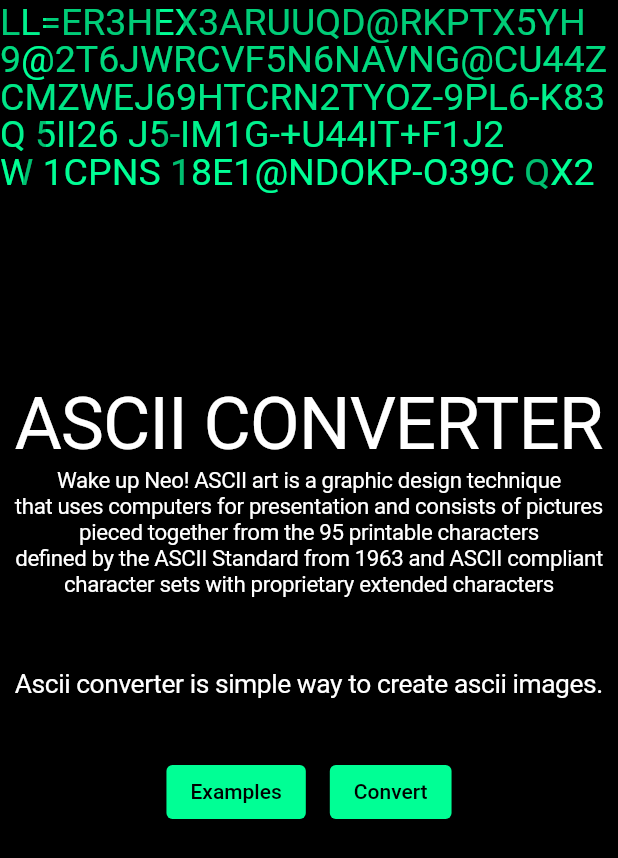
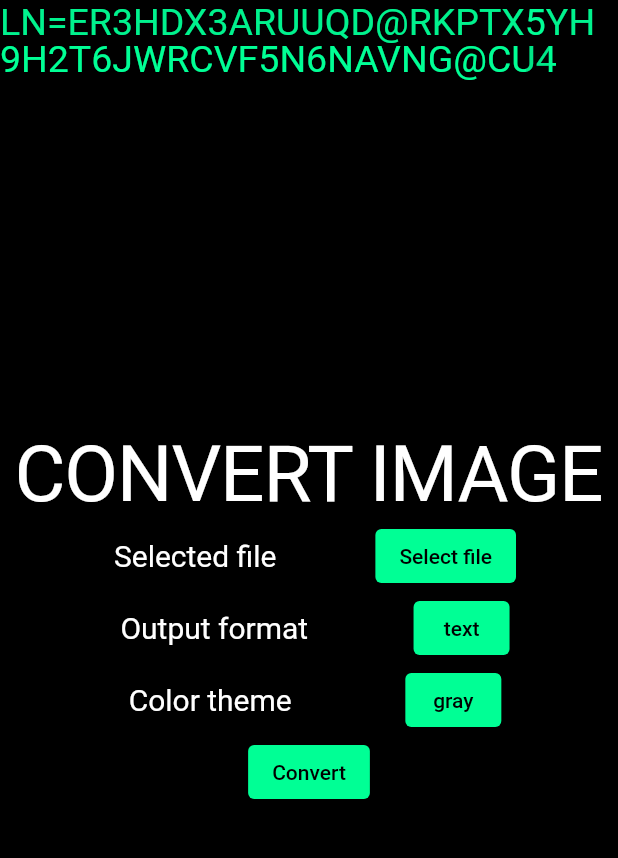
Before and after one commit to netos23/ascii-converter, a Flutter app: the screen it shows after launch, after a tap on "Convert", on a phone screen of 412 x 824 dp. Shown: the top 858 px of the screen. Run offline on Flutter 3.47's test engine with Material 2 defaults, Android fonts, the light colour scheme and no system bars; our stand-ins replace google_fonts.

Commit message:
add config page

```diff
--- a/web_page/lib/main.dart
+++ b/web_page/lib/main.dart
@@ -1,7 +1,7 @@
 import 'package:flutter/material.dart';
+import 'package:web_page/ui/pages/config_page.dart';
 import 'package:web_page/ui/pages/main_page.dart';
-import 'package:web_page/ui/pages/result_page.dart';
-import 'package:web_page/ui/widgets/matrix_background.dart';
+import 'package:web_page/ui/routes.dart';
 
 void main() {
   runApp(const MyApp());
@@ -19,6 +19,9 @@ class MyApp extends StatelessWidget {
         primarySwatch: Colors.blue,
       ),
       home: const MainPage(),
+      routes: {
+        configPageRoute : (_) => const ConfigPage()
+      },
     );
   }
 }
--- /dev/null
+++ b/web_page/lib/ui/pages/config_page.dart
@@ -0,0 +1,158 @@
+import 'package:flutter/material.dart';
+import 'package:google_fonts/google_fonts.dart';
+import 'package:web_page/ui/widgets/dash_button.dart';
+import 'package:web_page/ui/widgets/matrix_background.dart';
+import 'package:web_page/ui/theme/color_theme.dart' as color_theme;
+import 'package:web_page/ui/theme/text_theme.dart' as text_theme;
+
+class ConfigPage extends StatelessWidget {
+  const ConfigPage({Key? key}) : super(key: key);
+
+  @override
+  Widget build(BuildContext context) {
+    return Scaffold(
+      body: MatrixBackground(
+        style: MatrixRainStyle.only(
+          textColor: color_theme.primary,
+          backgroundColor: color_theme.background,
+          // todo: create theme component
+          textStyle: GoogleFonts.cutiveMono(
+            fontWeight: FontWeight.w400,
+          ),
+        ),
+        child: Center(
+          child: OrientationBuilder(
+            builder: (context, orientation) {
+              return orientation == Orientation.landscape
+                  ? Padding(
+                      padding: const EdgeInsets.all(50.0),
+                      child: _buildBody(mainAxisSize: MainAxisSize.min),
+                    )
+                  : _buildBody(mainAxisSize: MainAxisSize.max);
+            },
+          ),
+        ),
+      ),
+    );
+  }
+
+  Container _buildBody({
+    required MainAxisSize mainAxisSize,
+  }) {
+    return Container(
+      color: color_theme.darkCard,
+      child: _buildAboutArticle(
+        mainAxisSize: mainAxisSize,
+      ),
+    );
+  }
+
+  Widget _buildAboutArticle({
+    required MainAxisSize mainAxisSize,
+  }) {
+    return Padding(
+      padding: const EdgeInsets.all(10.0),
+      child: Column(
+        mainAxisAlignment: MainAxisAlignment.center,
+        mainAxisSize: MainAxisSize.min,
+        children: [
+          Flexible(
+            flex: 2,
+            child: FittedBox(
+              child: Text(
+                'CONVERT IMAGE',
+                style: text_theme.headline1,
+                textAlign: TextAlign.center,
+                maxLines: 2,
+              ),
+            ),
+          ),
+          Flexible(
+            child: Row(
+              mainAxisAlignment: MainAxisAlignment.spaceEvenly,
+              children: [
+                Padding(
+                  padding: const EdgeInsets.all(8.0),
+                  child: Text(
+                    'Selected file',
+                    style: text_theme.text,
+                  ),
+                ),
+                DashButton(
+                  onPressed: () {},
+                  background: color_theme.primary,
+                  child: const Text(
+                    'Select file',
+                    style: TextStyle(
+                      color: color_theme.darkText,
+                    ),
+                  ),
+                ),
+              ],
+            ),
+          ),
+          Flexible(
+            child: Row(
+              mainAxisAlignment: MainAxisAlignment.spaceEvenly,
+              children: [
+                Padding(
+                  padding: const EdgeInsets.all(8.0),
+                  child: Text(
+                    'Output format',
+                    style: text_theme.text,
+                  ),
+                ),
+                DashButton(
+                  onPressed: () {},
+                  background: color_theme.primary,
+                  child: const Text(
+                    'text',
+                    style: TextStyle(
+                      color: color_theme.darkText,
+                    ),
+                  ),
+                ),
+              ],
+            ),
+          ),
+          Flexible(
+            child: Row(
+              mainAxisAlignment: MainAxisAlignment.spaceEvenly,
+              children: [
+                Padding(
+                  padding: const EdgeInsets.all(8.0),
+                  child: Text(
+                    'Color theme',
+                    style: text_theme.text,
+                  ),
+                ),
+                DashButton(
+                  onPressed: () {},
+                  background: color_theme.primary,
+                  child: const Text(
+                    'gray',
+                    style: TextStyle(
+                      color: color_theme.darkText,
+                    ),
+                  ),
+                ),
+              ],
+            ),
+          ),
+          Flexible(
+            child: DashButton(
+              onPressed: () {},
+              background: color_theme.primary,
+              child: const Text(
+                'Convert',
+                style: TextStyle(
+                  color: color_theme.darkText,
+                ),
+              ),
+            ),
+          )
+        ],
+      ),
+    );
+  }
+}
--- a/web_page/lib/ui/pages/main_page.dart
+++ b/web_page/lib/ui/pages/main_page.dart
@@ -1,5 +1,6 @@
 import 'package:flutter/material.dart';
 import 'package:google_fonts/google_fonts.dart';
+import 'package:web_page/ui/routes.dart';
 import 'package:web_page/ui/widgets/dash_button.dart';
 import 'package:web_page/ui/widgets/matrix_background.dart';
 import 'package:web_page/ui/theme/color_theme.dart' as color_theme;
@@ -21,18 +22,22 @@ class MainPage extends StatelessWidget {
           ),
         ),
         child: Center(
-          child: OrientationBuilder(builder: (context, orientation) {
+          child: OrientationBuilder(
+            builder: (context, orientation) {
               return orientation == Orientation.landscape
                   ? Padding(
                       padding: const EdgeInsets.all(50.0),
                       child: _buildBody(
                         mainAxisSize: MainAxisSize.min,
+                        context: context,
                       ),
                     )
                   : _buildBody(
                       mainAxisSize: MainAxisSize.max,
+                      context: context,
                     );
-          }),
+            },
+          ),
         ),
       ),
     );
@@ -40,6 +45,7 @@ class MainPage extends StatelessWidget {
 
   Container _buildBody({
     required MainAxisSize mainAxisSize,
+    required BuildContext context,
   }) {
     return Container(
       color: color_theme.darkCard,
@@ -54,14 +60,14 @@ class MainPage extends StatelessWidget {
           ),
           Flexible(
             flex: 2,
-            child: _buildButtonsRow(),
+            child: _buildButtonsRow(context),
           ),
         ],
       ),
     );
   }
 
-  Widget _buildButtonsRow() {
+  Widget _buildButtonsRow(BuildContext context) {
     return Padding(
       padding: const EdgeInsets.all(20.0),
       child: Row(
@@ -83,7 +89,7 @@ class MainPage extends StatelessWidget {
           Padding(
             padding: const EdgeInsets.all(8.0),
             child: DashButton(
-              onPressed: () {},
+              onPressed: () => Navigator.pushNamed(context, configPageRoute),
               background: color_theme.primary,
               child: const Text(
                 'Convert',
--- /dev/null
+++ b/web_page/lib/ui/routes.dart
@@ -0,0 +1 @@
+const configPageRoute = '/config';
--- a/web_page/lib/ui/theme/text_theme.dart
+++ b/web_page/lib/ui/theme/text_theme.dart
@@ -15,3 +15,10 @@ final headline2 = GoogleFonts.cutiveMono(
   letterSpacing: -0.5,
   color: color_theme.text,
 );
+
+
+final text = GoogleFonts.cutiveMono(
+  fontSize: 20,
+  fontWeight: FontWeight.w400,
+  color: color_theme.text,
+);
```
Lines whose indentation alone changed are shown as unchanged.
